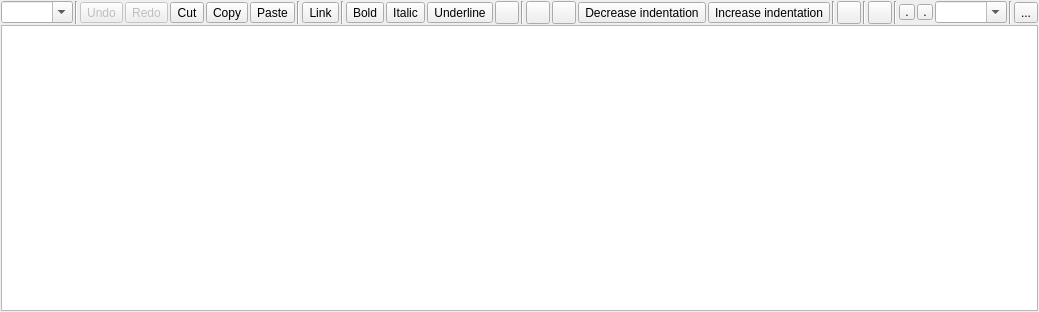
Qt form NoteRichTextEdit.ui (emma-qub/QtSourceCodeBrowser) before a commit.
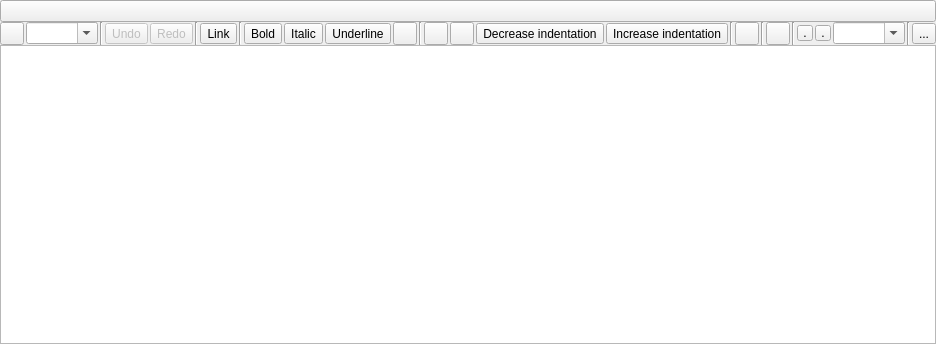
The same form after that commit. Icons and pictures are not drawn. Custom widgets are drawn as their Qt base class.

Commit message: Handle links in notes. Handle saving notes, with draft mode, asking for save as soon as the source changes.

Patch:
```diff
--- a/NoteRichTextEdit.ui
+++ b/NoteRichTextEdit.ui
@@ -6,29 +6,39 @@
    <rect>
     <x>0</x>
     <y>0</y>
-    <width>669</width>
-    <height>312</height>
+    <width>675</width>
+    <height>344</height>
    </rect>
   </property>
   <property name="windowTitle">
    <string notr="true"/>
   </property>
-  <layout class="QVBoxLayout" name="verticalLayout">
+  <layout class="QVBoxLayout" name="verticalLayout" stretch="0,0,1">
    <property name="spacing">
-    <number>1</number>
+    <number>0</number>
    </property>
    <property name="leftMargin">
-    <number>1</number>
+    <number>0</number>
    </property>
    <property name="topMargin">
-    <number>1</number>
+    <number>0</number>
    </property>
    <property name="rightMargin">
-    <number>1</number>
+    <number>0</number>
    </property>
    <property name="bottomMargin">
-    <number>1</number>
+    <number>0</number>
    </property>
+   <item>
+    <widget class="QPushButton" name="f_edit_button">
+     <property name="text">
+      <string/>
+     </property>
+     <property name="checkable">
+      <bool>false</bool>
+     </property>
+    </widget>
+   </item>
    <item>
     <widget class="QWidget" name="f_toolbar" native="true">
      <layout class="QHBoxLayout" name="horizontalLayout">
@@ -47,6 +57,13 @@
       <property name="bottomMargin">
        <number>0</number>
       </property>
+      <item>
+       <widget class="QToolButton" name="f_save">
+        <property name="text">
+         <string/>
+        </property>
+       </widget>
+      </item>
       <item>
        <widget class="QComboBox" name="f_paragraph">
         <property name="focusPolicy">
@@ -119,75 +136,6 @@
         </property>
        </widget>
       </item>
-      <item>
-       <widget class="QToolButton" name="f_cut">
-        <property name="focusPolicy">
-         <enum>Qt::ClickFocus</enum>
-        </property>
-        <property name="toolTip">
-         <string>Cut (CTRL+X)</string>
-        </property>
-        <property name="text">
-         <string>Cut</string>
-        </property>
-        <property name="icon">
-         <iconset theme="edit-cut">
-          <normaloff>.</normaloff>.</iconset>
-        </property>
-        <property name="iconSize">
-         <size>
-          <width>16</width>
-          <height>16</height>
-         </size>
-        </property>
-       </widget>
-      </item>
-      <item>
-       <widget class="QToolButton" name="f_copy">
-        <property name="focusPolicy">
-         <enum>Qt::ClickFocus</enum>
-        </property>
-        <property name="toolTip">
-         <string>Copy (CTRL+C)</string>
-        </property>
-        <property name="text">
-         <string>Copy</string>
-        </property>
-        <property name="icon">
-         <iconset theme="edit-copy">
-          <normaloff>.</normaloff>.</iconset>
-        </property>
-        <property name="iconSize">
-         <size>
-          <width>16</width>
-          <height>16</height>
-         </size>
-        </property>
-       </widget>
-      </item>
-      <item>
-       <widget class="QToolButton" name="f_paste">
-        <property name="focusPolicy">
-         <enum>Qt::ClickFocus</enum>
-        </property>
-        <property name="toolTip">
-         <string>Paste (CTRL+V)</string>
-        </property>
-        <property name="text">
-         <string>Paste</string>
-        </property>
-        <property name="icon">
-         <iconset theme="edit-paste">
-          <normaloff>.</normaloff>.</iconset>
-        </property>
-        <property name="iconSize">
-         <size>
-          <width>16</width>
-          <height>16</height>
-         </size>
-        </property>
-       </widget>
-      </item>
       <item>
        <widget class="Line" name="line">
         <property name="orientation">
@@ -578,8 +526,17 @@
       <set>QTextEdit::AutoNone</set>
      </property>
      <property name="tabChangesFocus">
+      <bool>false</bool>
+     </property>
+     <property name="lineWrapMode">
+      <enum>QTextEdit::NoWrap</enum>
+     </property>
+     <property name="readOnly">
       <bool>true</bool>
      </property>
+     <property name="tabStopWidth">
+      <number>40</number>
+     </property>
     </widget>
    </item>
   </layout>
```
Left out of the diff: 4 changed lines with no effect on the pictures. The commit also changes 15 other files.
